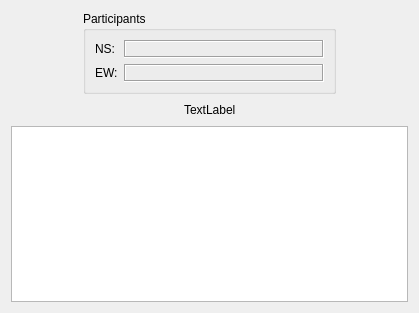
Before: the Qt Designer form ZBridge/cmainscoredialog.ui in erik-knudsen/BridgeZ, drawn with Qt 5.
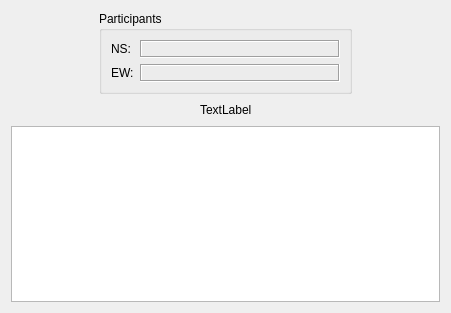
After: the same form once the commit is applied.

What changed in the file:
```diff
--- a/ZBridge/cmainscoredialog.ui
+++ b/ZBridge/cmainscoredialog.ui
@@ -6,7 +6,7 @@
    <rect>
     <x>0</x>
     <y>0</y>
-    <width>419</width>
+    <width>451</width>
     <height>313</height>
    </rect>
   </property>
```
